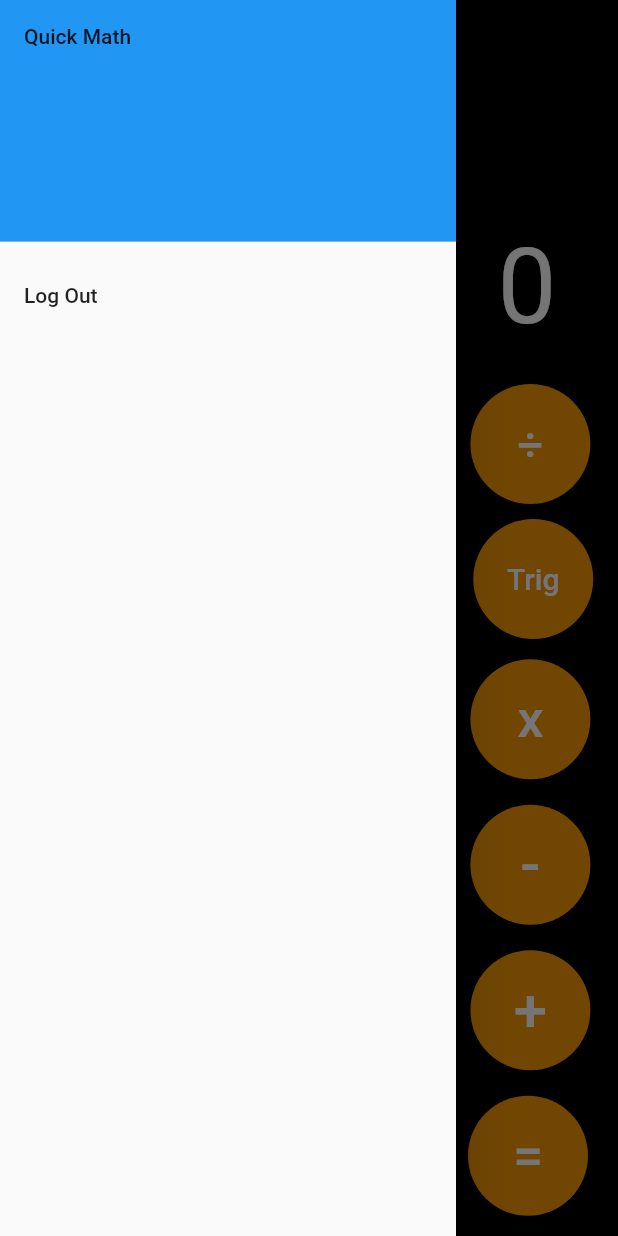
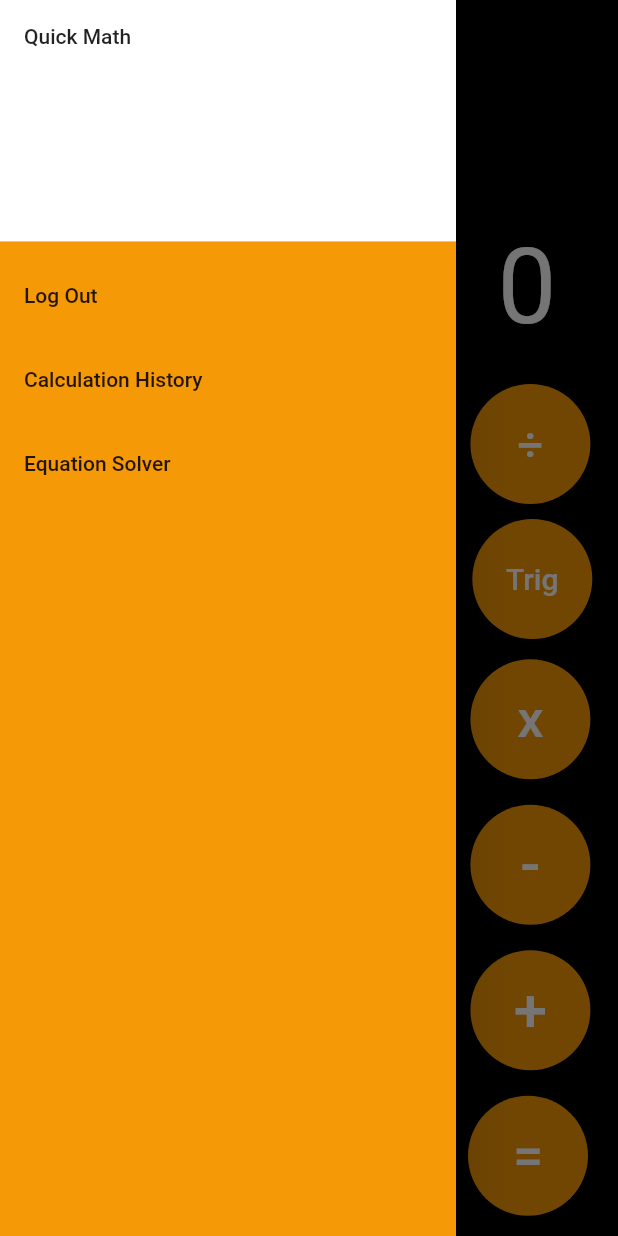
Before and after one commit to sevdaghasemzadeh/OyunVeUygulamaAkademisi, a Flutter app: the HomePage screen opened directly, with the side drawer open, on a phone screen of 412 x 824 dp. Run offline on Flutter 3.47's test engine with Material 2 defaults, Android fonts, the light colour scheme and no system bars; our stand-ins replace cloud_firestore, firebase_auth, firebase_core, shared_preferences; accounts and stored records are empty; Roboto replaces fonts that are missing (Helvetica).

Commit message:
Drawer, History, EquationSolver

```diff
--- a/lib/main.dart
+++ b/lib/main.dart
@@ -41,10 +41,25 @@ _isSignedin = value;
     return MaterialApp(
       theme: ThemeData(
         primaryColor: Constants().primaryColor,
-            scaffoldBackgroundColor: Colors.white
+        primarySwatch: color,
+        scaffoldBackgroundColor: Colors.white,
+
       ),
       debugShowCheckedModeBanner: false,
       home: _isSignedin ? const HomePage () : const LoginPage(),
     );
   }
 }
+
+MaterialColor color = const MaterialColor(0xFFF69906, {
+  50: Color(0xFFFFF6E0),
+  100: Color(0xFFFFE6B3),
+  200: Color(0xFFFFD180),
+  300: Color(0xFFFFBF4D),
+  400: Color(0xFFFFB536),
+  500: Color(0xFFF69906),
+  600: Color(0xFFCC8005),
+  700: Color(0xFF996003),
+  800: Color(0xFF664002),
+  900: Color(0xFF332001),
+});
--- a/lib/pages/auth/login_page.dart
+++ b/lib/pages/auth/login_page.dart
@@ -43,6 +43,7 @@ class _LoginPageState extends State<LoginPage> {
 
                 const SizedBox(height: 90),
                 TextFormField(
+                  style: TextStyle(color: Colors.white),
                   decoration: textinputDecoration.copyWith(
                       enabledBorder: OutlineInputBorder(
                           borderRadius: BorderRadius.circular(30),
@@ -64,6 +65,7 @@ class _LoginPageState extends State<LoginPage> {
                 ),
                 const SizedBox(height: 15),
                 TextFormField(
+                  style: TextStyle(color: Colors.white),
                   obscureText: true,
                   decoration: textinputDecoration.copyWith(
                     enabledBorder: OutlineInputBorder(
--- a/lib/pages/home_page.dart
+++ b/lib/pages/home_page.dart
@@ -1,7 +1,12 @@
 import 'dart:math';
 
+import 'package:cloud_firestore/cloud_firestore.dart';
+import 'package:firebase_auth/firebase_auth.dart';
+import 'package:firebase_core/firebase_core.dart';
 import 'package:flutter/material.dart';
 import 'package:istanbul/pages/auth/login_page.dart';
+import 'package:istanbul/pages/equation_solver_page.dart';
+import 'package:istanbul/pages/history_page.dart';
 import '../service/auth_service.dart';
 
 class HomePage extends StatefulWidget {
@@ -13,15 +18,20 @@ class HomePage extends StatefulWidget {
 
 class _HomePageState extends State<HomePage> {
   AuthService authService = AuthService();
+  String output = "0";
+  String firebaseOutput = "0";
   double numberInput = 0;
   String operator = "";
-  String output = "0";
   bool isResultShown = false;
 
-  buttonPressed(String numberKey) {
+  void buttonPressed(String numberKey) {
     if (isResultShown) {
       output = "0";
       isResultShown = false;
+    }
+
+    if (numberKey == "trig"){
+
     }
 
     if (numberKey == "AC") {
@@ -40,9 +50,9 @@ class _HomePageState extends State<HomePage> {
       numberInput = 0;
       operator = "";
       isResultShown = true;
-    } else if (numberKey == "x^2") {
+    } else if (numberKey == "log") {
       numberInput = double.parse(output);
-      output = pow(numberInput, 2).toString();
+      output = log(numberInput).toString();
       numberInput = 0;
       operator = "";
       isResultShown = true;
@@ -66,19 +76,34 @@ class _HomePageState extends State<HomePage> {
     } else if (numberKey == "=") {
       switch (operator) {
         case "+":
+          firebaseOutput = "$numberInput + ${double.parse(output)}";
           output = (numberInput + double.parse(output)).toString();
+          firebaseOutput += " = $output";
+          addCalculationToDatabase(firebaseOutput);
           break;
         case "-":
+          firebaseOutput = "$numberInput - ${double.parse(output)}";
           output = (numberInput - double.parse(output)).toString();
+          firebaseOutput += " = $output";
+          addCalculationToDatabase(firebaseOutput);
           break;
         case "*":
+          firebaseOutput = "$numberInput * ${double.parse(output)}";
           output = (numberInput * double.parse(output)).toString();
+          firebaseOutput += " = $output";
+          addCalculationToDatabase(firebaseOutput);
           break;
         case "/":
+          firebaseOutput = "$numberInput / ${double.parse(output)}";
           output = (numberInput / double.parse(output)).toString();
+          firebaseOutput += " = $output";
+          addCalculationToDatabase(firebaseOutput);
           break;
         case "x^n":
+          firebaseOutput = "$numberInput^${double.parse(output)}";
           output = pow(numberInput, double.parse(output)).toString();
+          firebaseOutput += " = $output";
+          addCalculationToDatabase(firebaseOutput);
           break;
       }
 
@@ -94,6 +119,7 @@ class _HomePageState extends State<HomePage> {
       numberInput = 0;
       operator = "";
       isResultShown = true;
+
     } else {
       if (output == "0" || output == "-0") {
         output = numberKey;
@@ -101,21 +127,19 @@ class _HomePageState extends State<HomePage> {
         output += numberKey;
       }
     }
-
     setState(() {});
   }
-
-
   @override
   Widget build(BuildContext context) {
     return Scaffold(
       drawer: Drawer(
+        backgroundColor: const Color.fromRGBO(246,153,6, 1),
         child: ListView(
           padding: EdgeInsets.zero,
           children: [
             const DrawerHeader(
               decoration: BoxDecoration(
-                color: Colors.blue,
+                color: Colors.white,
               ),
               child: Text('Quick Math'),
             ),
@@ -124,7 +148,23 @@ class _HomePageState extends State<HomePage> {
               onTap: () {
                 authService.signOut();
                 Navigator.of(context).push(MaterialPageRoute(builder: (context) {
-                  return LoginPage();
+                  return const LoginPage();
+                }));
+              },
+            ),
+            ListTile(
+              title: const Text('Calculation History'),
+              onTap: () {
+                Navigator.of(context).push(MaterialPageRoute(builder: (context) {
+                  return const HistoryPage();
+                }));
+              },
+            ),
+            ListTile(
+              title: const Text('Equation Solver'),
+              onTap: () {
+                Navigator.of(context).push(MaterialPageRoute(builder: (context) {
+                  return const EquationSolver();
                 }));
               },
             ),
@@ -145,7 +185,7 @@ class _HomePageState extends State<HomePage> {
               scrollDirection: Axis.horizontal,
               child: Text(
                 output,
-                style: TextStyle(
+                style: const TextStyle(
                     fontSize: 70,
                     color: Colors.white,
                     fontFamily: "Helvetica"
@@ -153,7 +193,7 @@ class _HomePageState extends State<HomePage> {
               ),
             ),
           ),
-          SizedBox(
+          const SizedBox(
               height: 15
           ),
           Row(
@@ -171,7 +211,7 @@ class _HomePageState extends State<HomePage> {
           Row(
             mainAxisAlignment: MainAxisAlignment.spaceEvenly,
             children: <Widget>[
-              iconButton(buttonPressed, "x^2"),
+              iconButton(buttonPressed, "log"),
               iconButton(buttonPressed, "x^n"),
               iconButton(buttonPressed, "√"),
               trigButton(buttonPressed),
@@ -234,32 +274,56 @@ class _HomePageState extends State<HomePage> {
   }
 }
 
+class trigButton extends StatefulWidget {
+  Function buttonPressed;
+  trigButton(this.buttonPressed, {Key? key}) : super(key: key);
 
-class trigButton extends StatelessWidget {
-  Function buttonPressed;
-  trigButton(this.buttonPressed, {super.key});
+  @override
+  State<trigButton> createState() => _trigButtonState();
+}
+
+class _trigButtonState extends State<trigButton> {
+  bool isHovered = false;
 
   @override
   Widget build(BuildContext context) {
-    return ElevatedButton(
+    return MouseRegion(
+      onEnter: (event) {
+        setState(() {
+          isHovered = true;
+        });
+      },
+      onExit: (event) {
+        setState(() {
+          isHovered = false;
+        });
+      },
+      child: ElevatedButton(
         onPressed: () {
-          buttonPressed("trg");
+          widget.buttonPressed("trig");
         },
         style: ElevatedButton.styleFrom(
-            backgroundColor: const Color.fromRGBO(246,153,6, 1),
-            minimumSize: const Size.fromRadius(40.0),
-            shape: const CircleBorder(),
-            padding: const EdgeInsets.all(20)),
+          backgroundColor: isHovered ? Colors.yellow : const Color.fromRGBO(246, 153, 6, 1),
+          minimumSize: const Size.fromRadius(40.0),
+          shape: const CircleBorder(),
+          padding: const EdgeInsets.all(20),
+        ),
         child: const Text(
-            style:const  TextStyle(
-                fontSize: 20,
-                fontFamily: 'Helvetica'
-            ),
-            "Trig"
-        )
+          'Trig',
+          style: TextStyle(
+            fontSize: 20,
+            fontFamily: 'Helvetica',
+            color: Colors.white,
+          ),
+        ),
+      ),
     );
   }
 }
+
+
+
+
 
 
 
@@ -284,7 +348,8 @@ class equalButton extends StatelessWidget {
         "=",
         style: TextStyle(
             fontSize: 36,
-            fontFamily: 'Helvetica'
+            fontFamily: 'Helvetica',
+            color: Colors.white
         ),
       ),
     );
@@ -313,6 +378,7 @@ class commaButton extends StatelessWidget {
         style: TextStyle(
           fontSize: 40,
           fontWeight: FontWeight.bold,
+            color: Colors.white
         ),
       ),
     );
@@ -348,7 +414,8 @@ class zeroButton extends StatelessWidget {
             "0",
             style: TextStyle(
                 fontSize: 36,
-                fontFamily: 'Helvetica'
+                fontFamily: 'Helvetica',
+                color: Colors.white
             ),
           ),
         ),
@@ -375,7 +442,8 @@ class addButton extends StatelessWidget {
         child: const Text(
           style: TextStyle(
               fontSize: 40,
-              fontFamily: 'Helvetica'
+              fontFamily: 'Helvetica',
+              color: Colors.white
           ),
           "+",
 
@@ -404,7 +472,9 @@ class substractButton extends StatelessWidget {
         child: const Text(
             style: TextStyle(
                 fontSize: 40,
-                fontFamily: 'Helvetica'
+                fontFamily: 'Helvetica',
+                color: Colors.white
+
             ),
             "-"
         )
@@ -432,7 +502,9 @@ class multiplyButton extends StatelessWidget {
         child: const  Text(
             style: TextStyle(
                 fontSize: 35,
-                fontFamily: 'Helvetica'
+                fontFamily: 'Helvetica',
+                color: Colors.white
+
             ),
             "x"
         )
@@ -460,7 +532,8 @@ class divideButton extends StatelessWidget {
         child: const Text(
             style:const  TextStyle(
                 fontSize: 30,
-                fontFamily: 'Helvetica'
+                fontFamily: 'Helvetica',
+                color: Colors.white
             ),
             "÷"
         )
@@ -532,8 +605,37 @@ class _numberButtonState extends State<numberButton> {
         style: const TextStyle(
           fontSize: 40,
           fontFamily: 'Helvetica',
+          color: Colors.white
         ),
       ),
     );
   }
 }
+
+void addCalculationToDatabase(calculation) async {
+  String uid = FirebaseAuth.instance.currentUser!.uid;
+
+  DocumentReference userRef = FirebaseFirestore.instance.collection('calculations').doc(uid);
+  DocumentSnapshot userSnapshot = await userRef.get();
+  if (userSnapshot.exists) {
+    Map<String, dynamic>? userData = userSnapshot.data() as Map<String, dynamic>?;
+
+    if (userData != null && userData.containsKey('calculations')) {
+      List<dynamic> calculations = userData['calculations'];
+      calculations.add(calculation);
+      await userRef.update({
+        'calculations': calculations,
+      });
+    } else {
+      List<dynamic> calculations = [calculation];
+      await userRef.set({
+        'calculations': calculations,
+      });
+    }
+  } else {
+    List<dynamic> calculations = [calculation];
+    await userRef.set({
+      'calculations': calculations
+    });
+  }
+}
```
Also changed, not shown: lib/pages/RegistrationPage.dart (+6 -6 lines), lib/pages/equation_solver_page.dart (added, +355 -0 lines), lib/pages/history_page.dart (added, +75 -0 lines). Lines whose indentation alone changed are shown as unchanged.
